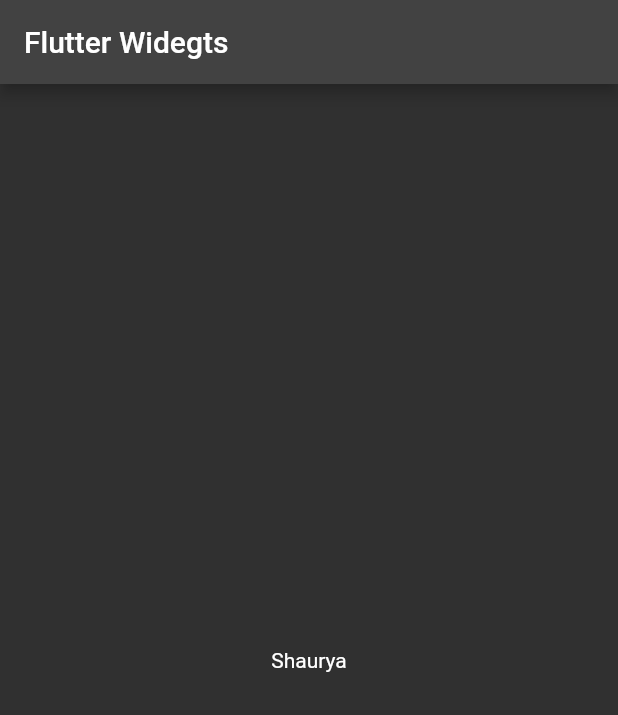
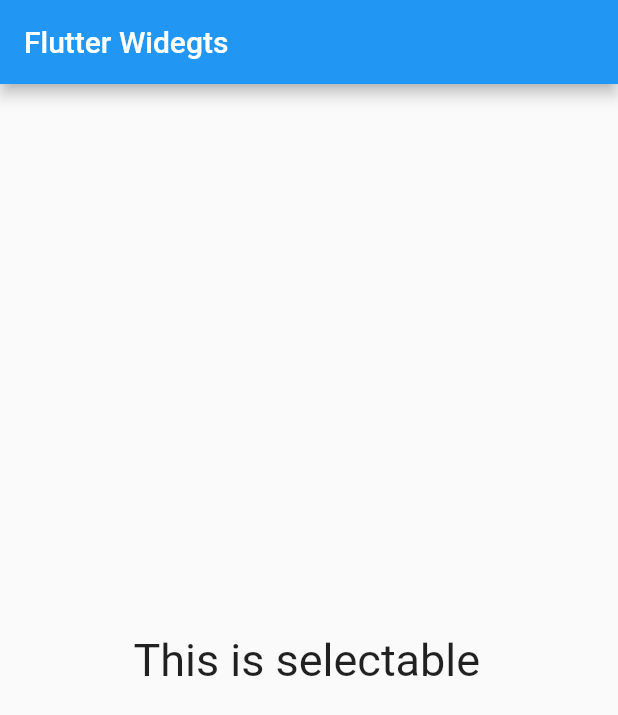
Before and after one commit to shaurya019/ALL_Flutter-Widgets, a Flutter app: the screen it shows after launch, on a phone screen of 412 x 824 dp. Shown: the top 715 px of the screen. Run offline on Flutter 3.47's test engine with Material 2 defaults, Android fonts, the phone set to English and light mode, and no system bars.

Commit message:
SelectableText

```diff
--- a/lib/main.dart
+++ b/lib/main.dart
@@ -19,8 +19,8 @@ class MyApp extends StatelessWidget {
       title: 'Flutter Demo',
       theme: ThemeData.light(),
       darkTheme: ThemeData.dark(),
-      // themeMode: ThemeMode.light,
-      themeMode: ThemeMode.dark,
+      themeMode: ThemeMode.light,
+      // themeMode: ThemeMode.dark,
       home: const MyHomePage(title: 'Flutter Widegts'),
     );
   }
@@ -42,7 +42,11 @@ class _MyHomePageState extends State<MyHomePage> with TickerProviderStateMixin{
         title: Text(widget.title),
       ),
       body: Center(
-        child: Text('Shaurya'),
+        child: SelectableText(
+          'This is selectable',
+          style: TextStyle(fontSize: 30),
+          onSelectionChanged: (selection, cause) {},
+        ),
       )
     );
   }
```
